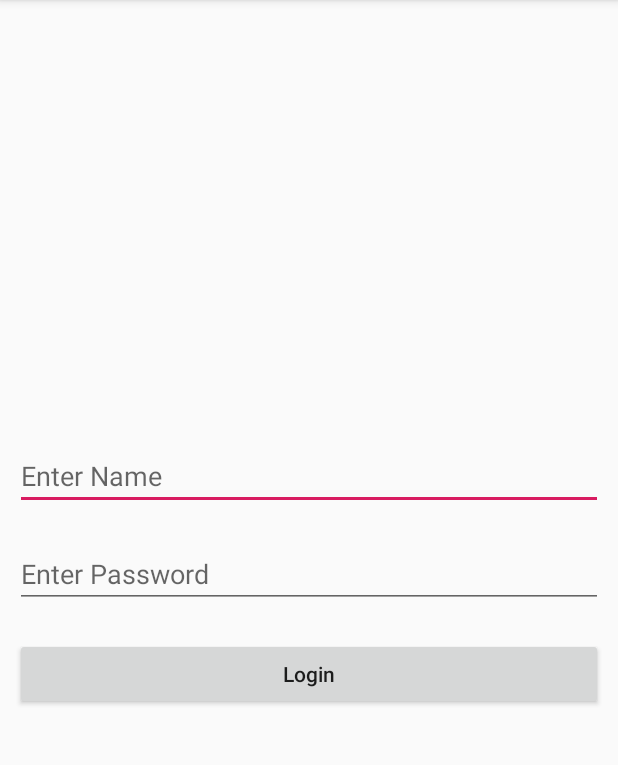
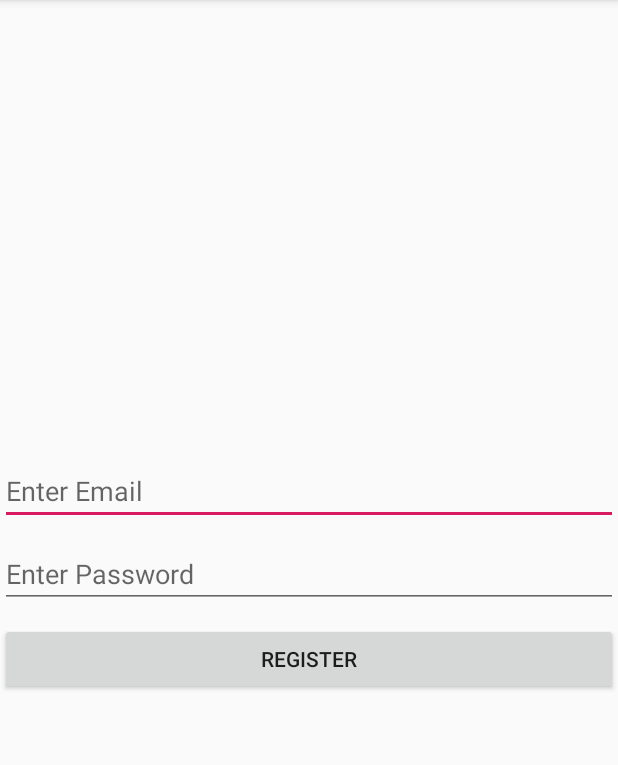
Before and after one commit to devapoorva/LoginWithIntent, an Android app: the screen it shows after launch (FirstActivity before the commit, RegisterActivity after it), on a phone screen of 412 x 824 dp, the part 84-849 px from its top. Run offline under Robolectric (Android 15) with nearby library versions, the phone set to English and light mode, and no system bars.

Commit message:
18 Nov 2019

```diff
--- a/app/src/main/AndroidManifest.xml
+++ b/app/src/main/AndroidManifest.xml
@@ -10,6 +10,9 @@
         android:supportsRtl="true"
         android:theme="@style/AppTheme">
         <activity android:name=".FirstActivity">
+
+        </activity>
+        <activity android:name=".RegisterActivity">
             <intent-filter>
                 <action android:name="android.intent.action.MAIN" />
                 <category android:name="android.intent.category.LAUNCHER" />
--- a/app/src/main/java/com/niks/firstapp/FirstActivity.java
+++ b/app/src/main/java/com/niks/firstapp/FirstActivity.java
@@ -6,7 +6,8 @@ import android.os.PersistableBundle;
 import androidx.annotation.Nullable;
 import androidx.appcompat.app.AppCompatActivity;
 
-public class FirstActivity extends AppCompatActivity {
+public class FirstActivity extends AppCompatActivity
+{
     @Override
     protected void onCreate(@Nullable Bundle savedInstanceState) {
         super.onCreate(savedInstanceState);
--- /dev/null
+++ b/app/src/main/java/com/niks/firstapp/RegisterActivity.java
@@ -0,0 +1,62 @@
+package com.niks.firstapp;
+
+import android.os.Bundle;
+import android.text.TextUtils;
+import android.util.Patterns;
+import android.view.View;
+import android.widget.Button;
+import android.widget.EditText;
+import android.widget.Toast;
+
+import androidx.annotation.Nullable;
+import androidx.appcompat.app.AppCompatActivity;
+
+public class RegisterActivity extends AppCompatActivity {
+
+    private EditText edtEmail,edtPassword;
+    private Button btnRegister;
+
+    private String userEmail,userPassword;
+
+    @Override
+    protected void onCreate(@Nullable Bundle savedInstanceState) {
+        super.onCreate(savedInstanceState);
+        setContentView(R.layout.register_layout);
+
+        edtEmail = findViewById(R.id.edt_email);
+        edtPassword = findViewById(R.id.edt_password);
+        btnRegister = findViewById(R.id.btn_register);
+
+    }
+
+    public void register(View view) {
+        userEmail = edtEmail.getText().toString().trim();
+        userPassword = edtPassword.getText().toString();
+        if(TextUtils.isEmpty(userEmail))
+        {
+            Toast.makeText(RegisterActivity.this,"Enter Email",Toast.LENGTH_SHORT).show();
+        }
+        else if(!isValidEmail(userEmail))
+        {
+            Toast.makeText(RegisterActivity.this,"Enter valid Email",Toast.LENGTH_SHORT).show();
+        }
+        else if(TextUtils.isEmpty(userPassword))
+        {
+            Toast.makeText(RegisterActivity.this,"Enter Password",Toast.LENGTH_SHORT).show();
+        }
+        else if(userPassword.length()<5)
+        {
+            Toast.makeText(RegisterActivity.this,"Password shgould be minimun 5 character",Toast.LENGTH_SHORT).show();
+        }
+        else
+        {
+            Toast.makeText(RegisterActivity.this,userEmail+"\n"+userPassword,Toast.LENGTH_SHORT).show();
+        }
+
+    }
+
+    private boolean isValidEmail(CharSequence charSequence)
+    {
+        return Patterns.EMAIL_ADDRESS.matcher(charSequence).matches();
+    }
+}
--- /dev/null
+++ b/app/src/main/res/layout/register_layout.xml
@@ -0,0 +1,28 @@
+<RelativeLayout
+    android:layout_width="match_parent"
+    android:layout_height="match_parent"
+    android:gravity="center"
+    xmlns:android="http://schemas.android.com/apk/res/android">
+
+    <EditText
+        android:layout_width="match_parent"
+        android:layout_height="wrap_content"
+        android:hint="Enter Email"
+        android:inputType="textEmailAddress"
+        android:id="@+id/edt_email"/>
+    <EditText
+        android:layout_width="match_parent"
+        android:layout_height="wrap_content"
+        android:hint="Enter Password"
+        android:layout_below="@+id/edt_email"
+        android:layout_marginTop="10dp"
+        android:id="@+id/edt_password"/>
+    <Button
+        android:layout_width="match_parent"
+        android:layout_height="wrap_content"
+        android:id="@+id/btn_register"
+        android:onClick="register"
+        android:layout_below="@+id/edt_password"
+        android:layout_marginTop="10dp"
+        android:text="Register"/>
+</RelativeLayout>
```
Also changed, not shown: app/src/main/res/layout/layout_login.xml (added, +49 -0 lines).
